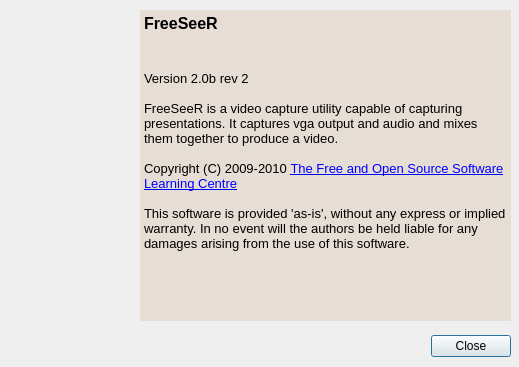
Qt form src/freeseer_about.ui (Freeseer/freeseer) before a commit.
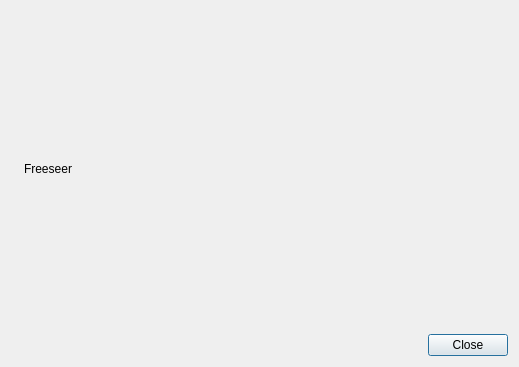
The same form after that commit. Icons and pictures are not drawn.

Commit message: changed about info to be more dynamic

Patch:
```diff
--- a/src/freeseer_about.ui
+++ b/src/freeseer_about.ui
@@ -13,78 +13,44 @@
   <property name="windowTitle">
    <string>About FreeSeeR</string>
   </property>
-  <widget class="QDialogButtonBox" name="buttonBox">
-   <property name="geometry">
-    <rect>
-     <x>170</x>
-     <y>330</y>
-     <width>341</width>
-     <height>32</height>
-    </rect>
-   </property>
-   <property name="orientation">
-    <enum>Qt::Horizontal</enum>
-   </property>
-   <property name="standardButtons">
-    <set>QDialogButtonBox::Close</set>
-   </property>
-  </widget>
-  <widget class="QLabel" name="label">
-   <property name="geometry">
-    <rect>
-     <x>10</x>
-     <y>10</y>
-     <width>121</width>
-     <height>121</height>
-    </rect>
-   </property>
-   <property name="text">
-    <string/>
-   </property>
-   <property name="pixmap">
-    <pixmap>logo.png</pixmap>
-   </property>
-  </widget>
-  <widget class="QTextBrowser" name="textBrowser">
-   <property name="geometry">
-    <rect>
-     <x>140</x>
-     <y>10</y>
-     <width>371</width>
-     <height>311</height>
-    </rect>
-   </property>
-   <property name="styleSheet">
-    <string>background-color: #e6ddd5;
-border: none;
-</string>
-   </property>
-   <property name="documentTitle">
-    <string/>
-   </property>
-   <property name="html">
-    <string>&lt;!DOCTYPE HTML PUBLIC &quot;-//W3C//DTD HTML 4.0//EN&quot; &quot;http://www.w3.org/TR/REC-html40/strict.dtd&quot;&gt;
-&lt;html&gt;&lt;head&gt;&lt;meta name=&quot;qrichtext&quot; content=&quot;1&quot; /&gt;&lt;style type=&quot;text/css&quot;&gt;
-p, li { white-space: pre-wrap; }
-&lt;/style&gt;&lt;/head&gt;&lt;body style=&quot; font-family:'Sans'; font-size:10pt; font-weight:400; font-style:normal;&quot;&gt;
-&lt;p style=&quot; margin-top:0px; margin-bottom:0px; margin-left:0px; margin-right:0px; -qt-block-indent:0; text-indent:0px;&quot;&gt;&lt;span style=&quot; font-size:12pt; font-weight:600;&quot;&gt;FreeSeeR&lt;/span&gt;&lt;/p&gt;
-&lt;p style=&quot;-qt-paragraph-type:empty; margin-top:0px; margin-bottom:0px; margin-left:0px; margin-right:0px; -qt-block-indent:0; text-indent:0px; font-size:12pt; font-weight:600;&quot;&gt;&lt;/p&gt;
-&lt;p style=&quot;-qt-paragraph-type:empty; margin-top:0px; margin-bottom:0px; margin-left:0px; margin-right:0px; -qt-block-indent:0; text-indent:0px; font-size:12pt; font-weight:600;&quot;&gt;&lt;/p&gt;
-&lt;p style=&quot; margin-top:0px; margin-bottom:0px; margin-left:0px; margin-right:0px; -qt-block-indent:0; text-indent:0px;&quot;&gt;Version 2.0b rev 2&lt;/p&gt;
-&lt;p style=&quot;-qt-paragraph-type:empty; margin-top:0px; margin-bottom:0px; margin-left:0px; margin-right:0px; -qt-block-indent:0; text-indent:0px;&quot;&gt;&lt;/p&gt;
-&lt;p style=&quot; margin-top:0px; margin-bottom:0px; margin-left:0px; margin-right:0px; -qt-block-indent:0; text-indent:0px;&quot;&gt;FreeSeeR is a video capture utility capable of capturing presentations. It captures vga output and audio and mixes them together to produce a video.&lt;/p&gt;
-&lt;p style=&quot;-qt-paragraph-type:empty; margin-top:0px; margin-bottom:0px; margin-left:0px; margin-right:0px; -qt-block-indent:0; text-indent:0px;&quot;&gt;&lt;/p&gt;
-&lt;p style=&quot; margin-top:0px; margin-bottom:0px; margin-left:0px; margin-right:0px; -qt-block-indent:0; text-indent:0px;&quot;&gt;Copyright (C) 2009-2010 &lt;a href=&quot;http://www.fosslc.org&quot;&gt;&lt;span style=&quot; text-decoration: underline; color:#0000ff;&quot;&gt;The Free and Open Source Software Learning Centre&lt;/span&gt;&lt;/a&gt;&lt;/p&gt;
-&lt;p style=&quot;-qt-paragraph-type:empty; margin-top:0px; margin-bottom:0px; margin-left:0px; margin-right:0px; -qt-block-indent:0; text-indent:0px;&quot;&gt;&lt;/p&gt;
-&lt;p style=&quot; margin-top:0px; margin-bottom:0px; margin-left:0px; margin-right:0px; -qt-block-indent:0; text-indent:0px;&quot;&gt;This software is provided 'as-is', without any express or implied warranty. In no event will the authors be held liable for any damages arising from the use of this software. &lt;/p&gt;&lt;/body&gt;&lt;/html&gt;</string>
-   </property>
-   <property name="openExternalLinks">
-    <bool>true</bool>
-   </property>
-   <property name="openLinks">
-    <bool>true</bool>
-   </property>
-  </widget>
+  <layout class="QGridLayout" name="gridLayout_2">
+   <item row="0" column="0">
+    <widget class="QLabel" name="label">
+     <property name="text">
+      <string/>
+     </property>
+     <property name="pixmap">
+      <pixmap>logo.png</pixmap>
+     </property>
+    </widget>
+   </item>
+   <item row="0" column="1">
+    <widget class="QLabel" name="aboutInfo">
+     <property name="text">
+      <string>Freeseer</string>
+     </property>
+     <property name="textFormat">
+      <enum>Qt::RichText</enum>
+     </property>
+     <property name="wordWrap">
+      <bool>true</bool>
+     </property>
+     <property name="openExternalLinks">
+      <bool>true</bool>
+     </property>
+    </widget>
+   </item>
+   <item row="1" column="1">
+    <widget class="QDialogButtonBox" name="buttonBox">
+     <property name="orientation">
+      <enum>Qt::Horizontal</enum>
+     </property>
+     <property name="standardButtons">
+      <set>QDialogButtonBox::Close</set>
+     </property>
+    </widget>
+   </item>
+  </layout>
  </widget>
  <resources/>
  <connections>
```
The commit also changes 2 other files.
